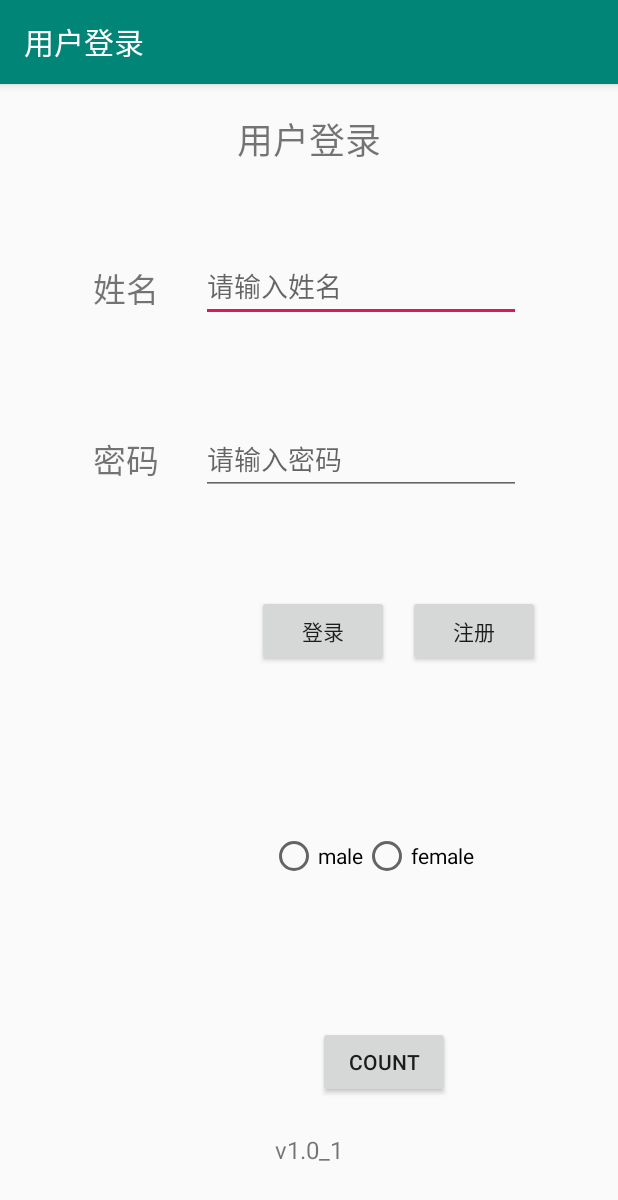
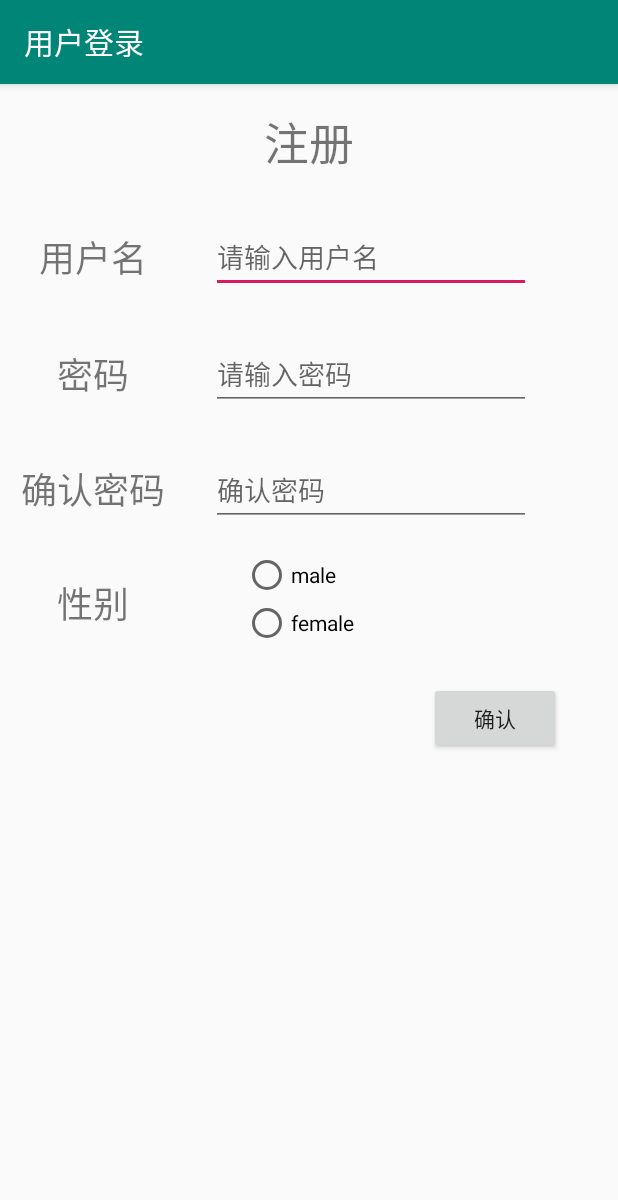
Before and after one commit to Jeremy-Zhang-cn/AndroidTest, an Android app: the screen it shows after launch (MainActivity before the commit, Register after it), after a tap on "注册", on a phone screen of 412 x 824 dp. Shown: the top 1200 px of the screen. Run offline under Robolectric (Android 15) with nearby library versions, the light colour scheme and no system bars.

```diff
--- a/expr_1/src/main/AndroidManifest.xml
+++ b/expr_1/src/main/AndroidManifest.xml
@@ -9,6 +9,10 @@
 		android:roundIcon="@mipmap/ic_launcher_round"
 		android:supportsRtl="true"
 		android:theme="@style/AppTheme">
+		<activity android:name=".register_success"></activity>
+		<activity android:name=".Register" />
+		<activity android:name=".Change_pwd" />
+		<activity android:name=".Activity2" />
 		<activity android:name=".MainActivity">
 			<intent-filter>
 				<action android:name="android.intent.action.MAIN" />
--- a/expr_1/src/main/java/com/example/expr_1/MainActivity.java
+++ b/expr_1/src/main/java/com/example/expr_1/MainActivity.java
@@ -1,11 +1,10 @@
 package com.example.expr_1;
 
+import android.content.Intent;
 import android.os.Bundle;
 import android.view.View;
 import android.widget.Button;
 import android.widget.EditText;
-import android.widget.RadioButton;
-import android.widget.RadioGroup;
 import android.widget.Toast;
 
 import androidx.appcompat.app.AppCompatActivity;
@@ -15,9 +14,11 @@ public class MainActivity extends AppCompatActivity implements View.OnClickListe
 
 	private Button register,login;
 	private EditText name,passwd;
-	private RadioButton male_Button,female_Button;
-	private RadioGroup Gender;
-	private Button btn3;
+//	private Button pwd_Change;
+
+//	private RadioButton male_Button,female_Button;
+//	private RadioGroup Gender;
+//	private Button btn3;
 
 
 	@Override
@@ -25,17 +26,28 @@ public class MainActivity extends AppCompatActivity implements View.OnClickListe
 		super.onCreate(savedInstanceState);
 		setContentView(R.layout.linearsample);
 
-		Gender = (RadioGroup) findViewById(R.id.RadioGroup_Gender);
+		/*Gender = (RadioGroup) findViewById(R.id.RadioGroup_Gender);
 		male_Button = (RadioButton) findViewById(R.id.male_RB);
 		female_Button = (RadioButton) findViewById(R.id.female_RB);
-		btn3 = findViewById(R.id.btn3);
+		btn3 = findViewById(R.id.btn3);*/
 
 		register = findViewById(R.id.btn1);
 		login = findViewById(R.id.btn2);
 		name = findViewById(R.id.editText);
 		passwd = findViewById(R.id.editText4);
 
-		btn3.setOnClickListener(new View.OnClickListener() {
+//		pwd_Change = findViewById(R.id.confirm);
+
+		//为修改密码按钮创建事件监听器
+		/*pwd_Change.setOnClickListener(new View.OnClickListener() {
+			@Override
+			public void onClick(View view) {
+				Intent intent_pwdChange = new Intent(MainActivity.this, Change_pwd.class);
+				startActivity(intent_pwdChange);
+			}
+		});*/
+
+		/*btn3.setOnClickListener(new View.OnClickListener() {
 			@Override
 			public void onClick(View view) {
 				int counting = Gender.getChildCount();
@@ -54,7 +66,7 @@ public class MainActivity extends AppCompatActivity implements View.OnClickListe
 				RadioButton rb = (RadioButton) findViewById(checkedId);
 				Toast.makeText(MainActivity.this,rb.getText().toString(),Toast.LENGTH_LONG).show();
 			}
-		});
+		});*/
 
 		register.setOnClickListener(this);	//接口实现按钮事件监听
 
@@ -63,23 +75,33 @@ public class MainActivity extends AppCompatActivity implements View.OnClickListe
 			public void onClick(View view) {
 
 				if(name.getText().toString().equals("admin") && passwd.getText().toString().equals("123456")){
-					Toast.makeText(MainActivity.this,"correct usr name and passwd",Toast.LENGTH_LONG).show();
+					Toast.makeText(MainActivity.this,"correct usr name and passwd",Toast.LENGTH_LONG).show();  //在当前窗口提示登录信息
+
+					Intent intent = new Intent(MainActivity.this,Activity2.class);
+					intent.putExtra("usrName",name.getText().toString());  //传递登录信息
+					startActivity(intent);
 				} else {
 					Toast.makeText(MainActivity.this, "Incorrect usr name or passwd", Toast.LENGTH_LONG).show();
 				}
 
 			}
 		});
+
+
 	}
 
 
 	@Override
 	public void onClick(View view) {	//重写事件监听接口中的onClick方法
 
-		if(name.getText().toString().equals("admin") && passwd.getText().toString().equals("123456")){
+		/*if(name.getText().toString().equals("admin") && passwd.getText().toString().equals("123456")){
 			Toast.makeText(MainActivity.this,"correct usr name and passwd",Toast.LENGTH_LONG).show();
 		} else {
 			Toast.makeText(MainActivity.this, "Incorrect usr name or passwd", Toast.LENGTH_LONG).show();
-		}
+		}*/
+
+		//点击注册时，实现页面跳转
+		Intent intent_register = new Intent(MainActivity.this,Register.class);
+		startActivity(intent_register);
 	}
 }
--- /dev/null
+++ b/expr_1/src/main/java/com/example/expr_1/Register.java
@@ -0,0 +1,57 @@
+package com.example.expr_1;
+
+import android.content.Intent;
+import android.os.Bundle;
+import android.view.View;
+import android.widget.Button;
+import android.widget.EditText;
+import android.widget.RadioButton;
+import android.widget.RadioGroup;
+import android.widget.Toast;
+
+import androidx.appcompat.app.AppCompatActivity;
+
+public class Register extends AppCompatActivity {
+
+	private Button confirm;
+	private EditText name,passwd,passwdConfirm;
+	private RadioButton male_Button,female_Button;
+	private RadioGroup Gender;
+
+	@Override
+	protected void onCreate(Bundle savedInstanceState) {
+		super.onCreate(savedInstanceState);
+		setContentView(R.layout.activity_register);
+
+		Gender = (RadioGroup) findViewById(R.id.register_Gender_RG);
+		male_Button = (RadioButton) findViewById(R.id.register_male_RB);
+		female_Button = (RadioButton) findViewById(R.id.register_female_RB);
+		confirm = findViewById(R.id.register_confirm);
+		name = findViewById(R.id.register_name);
+		passwd = findViewById(R.id.register_pwd);
+		passwdConfirm = findViewById(R.id.register_pwdConfirm);
+
+		Gender.setOnCheckedChangeListener(new RadioGroup.OnCheckedChangeListener() {
+			@Override
+			public void onCheckedChanged(RadioGroup radioGroup, int i) {
+				RadioButton rb = (RadioButton) findViewById(i);
+				Toast.makeText(Register.this,rb.getText().toString(),Toast.LENGTH_LONG).show();
+			}
+		});
+
+		//为确认按钮添加监听器，实现对文本框内容判断并进行页面跳转
+		confirm.setOnClickListener(new View.OnClickListener() {
+			@Override
+			public void onClick(View view) {
+				if ((name.getText().toString().equals("")) || (passwd.getText().toString().equals("")) || (passwdConfirm.getText().toString().equals(""))) {
+					Toast.makeText(Register.this,"请完善用户信息",Toast.LENGTH_LONG).show();
+				} else {
+					Intent intent = new Intent(Register.this,register_success.class );
+					intent.putExtra("userName", name.getText().toString());
+					startActivity(intent);
+				}
+			}
+		});
+
+	}
+}
--- /dev/null
+++ b/expr_1/src/main/res/layout/activity_register.xml
@@ -0,0 +1,193 @@
+<?xml version="1.0" encoding="utf-8"?>
+<androidx.constraintlayout.widget.ConstraintLayout xmlns:android="http://schemas.android.com/apk/res/android"
+	xmlns:app="http://schemas.android.com/apk/res-auto"
+	xmlns:tools="http://schemas.android.com/tools"
+	android:layout_width="match_parent"
+	android:layout_height="match_parent"
+	tools:context=".Register">
+
+	<androidx.constraintlayout.widget.Guideline
+		android:id="@+id/guideline16"
+		android:layout_width="wrap_content"
+		android:layout_height="wrap_content"
+		android:orientation="horizontal"
+		app:layout_constraintGuide_percent="0.1" />
+
+	<androidx.constraintlayout.widget.Guideline
+		android:id="@+id/guideline17"
+		android:layout_width="wrap_content"
+		android:layout_height="wrap_content"
+		android:orientation="horizontal"
+		app:layout_constraintGuide_percent="0.2" />
+
+	<TextView
+		android:id="@+id/register_Title"
+		android:layout_width="wrap_content"
+		android:layout_height="wrap_content"
+		android:text="@string/register_Title"
+		android:textSize="30sp"
+		app:layout_constraintBottom_toTopOf="@+id/guideline16"
+		app:layout_constraintEnd_toEndOf="parent"
+		app:layout_constraintStart_toStartOf="parent"
+		app:layout_constraintTop_toTopOf="parent" />
+
+	<TextView
+		android:id="@+id/register_nameTag"
+		android:layout_width="wrap_content"
+		android:layout_height="wrap_content"
+		android:text="@string/register_name"
+		android:textSize="24sp"
+		app:layout_constraintBottom_toTopOf="@+id/guideline17"
+		app:layout_constraintEnd_toStartOf="@+id/guideline18"
+		app:layout_constraintStart_toStartOf="@+id/guideline18"
+		app:layout_constraintTop_toTopOf="@+id/guideline16" />
+
+	<androidx.constraintlayout.widget.Guideline
+		android:id="@+id/guideline18"
+		android:layout_width="wrap_content"
+		android:layout_height="wrap_content"
+		android:orientation="vertical"
+		app:layout_constraintGuide_percent="0.15" />
+
+	<androidx.constraintlayout.widget.Guideline
+		android:id="@+id/guideline19"
+		android:layout_width="wrap_content"
+		android:layout_height="wrap_content"
+		android:orientation="vertical"
+		app:layout_constraintGuide_percent="0.6" />
+
+	<androidx.constraintlayout.widget.Guideline
+		android:id="@+id/guideline20"
+		android:layout_width="wrap_content"
+		android:layout_height="wrap_content"
+		android:orientation="horizontal"
+		app:layout_constraintGuide_percent="0.30369356" />
+
+	<androidx.constraintlayout.widget.Guideline
+		android:id="@+id/guideline21"
+		android:layout_width="wrap_content"
+		android:layout_height="wrap_content"
+		android:orientation="horizontal"
+		app:layout_constraintGuide_percent="0.4" />
+
+	<TextView
+		android:id="@+id/register_pwdTag"
+		android:layout_width="wrap_content"
+		android:layout_height="wrap_content"
+		android:text="@string/passwd_tag"
+		android:textSize="24sp"
+		app:layout_constraintBottom_toTopOf="@+id/guideline20"
+		app:layout_constraintEnd_toStartOf="@+id/guideline18"
+		app:layout_constraintStart_toStartOf="@+id/guideline18"
+		app:layout_constraintTop_toTopOf="@+id/guideline17" />
+
+	<TextView
+		android:id="@+id/register_pwdConfirmTag"
+		android:layout_width="wrap_content"
+		android:layout_height="wrap_content"
+		android:text="@string/register_pwdConfirm"
+		android:textSize="24sp"
+		app:layout_constraintBottom_toTopOf="@+id/guideline21"
+		app:layout_constraintEnd_toStartOf="@+id/guideline18"
+		app:layout_constraintStart_toStartOf="@+id/guideline18"
+		app:layout_constraintTop_toTopOf="@+id/guideline20"
+		app:layout_constraintVertical_bias="0.487" />
+
+	<EditText
+		android:id="@+id/register_name"
+		android:layout_width="wrap_content"
+		android:layout_height="wrap_content"
+		android:ems="10"
+		android:hint="@string/register_nameHint"
+		android:importantForAutofill="no"
+		android:inputType="textPersonName"
+		app:layout_constraintBottom_toTopOf="@+id/guideline17"
+		app:layout_constraintEnd_toStartOf="@+id/guideline19"
+		app:layout_constraintStart_toStartOf="@+id/guideline19"
+		app:layout_constraintTop_toTopOf="@+id/guideline16" />
+
+	<EditText
+		android:id="@+id/register_pwd"
+		android:layout_width="wrap_content"
+		android:layout_height="wrap_content"
+		android:ems="10"
+		android:hint="@string/passwd_hint"
+		android:importantForAutofill="no"
+		android:inputType="textPassword"
+		app:layout_constraintBottom_toTopOf="@+id/guideline20"
+		app:layout_constraintEnd_toStartOf="@+id/guideline19"
+		app:layout_constraintStart_toStartOf="@+id/guideline19"
+		app:layout_constraintTop_toTopOf="@+id/guideline17" />
+
+	<EditText
+		android:id="@+id/register_pwdConfirm"
+		android:layout_width="wrap_content"
+		android:layout_height="wrap_content"
+		android:ems="10"
+		android:hint="@string/register_pwdConfirm"
+		android:importantForAutofill="no"
+		android:inputType="textPassword"
+		app:layout_constraintBottom_toTopOf="@+id/guideline21"
+		app:layout_constraintEnd_toStartOf="@+id/guideline19"
+		app:layout_constraintStart_toStartOf="@+id/guideline19"
+		app:layout_constraintTop_toTopOf="@+id/guideline20" />
+
+	<androidx.constraintlayout.widget.Guideline
+		android:id="@+id/guideline22"
+		android:layout_width="wrap_content"
+		android:layout_height="wrap_content"
+		android:orientation="horizontal"
+		app:layout_constraintGuide_percent="0.5" />
+
+	<TextView
+		android:id="@+id/gender_Tag"
+		android:layout_width="wrap_content"
+		android:layout_height="wrap_content"
+		android:text="@string/gender_tag"
+		android:textSize="24sp"
+		app:layout_constraintBottom_toTopOf="@+id/guideline22"
+		app:layout_constraintEnd_toStartOf="@+id/guideline18"
+		app:layout_constraintStart_toStartOf="@+id/guideline18"
+		app:layout_constraintTop_toTopOf="@+id/guideline21" />
+
+	<RadioGroup
+		android:id="@+id/register_Gender_RG"
+		android:layout_width="144dp"
+		android:layout_height="64dp"
+		android:layout_marginStart="76dp"
+		app:layout_constraintBottom_toTopOf="@+id/guideline22"
+		app:layout_constraintStart_toEndOf="@+id/gender_Tag"
+		app:layout_constraintTop_toTopOf="@+id/guideline21"
+		app:layout_constraintVertical_bias="0.333">
+
+		<RadioButton
+			android:id="@+id/register_male_RB"
+			android:layout_width="match_parent"
+			android:layout_height="wrap_content"
+			android:text="@string/male_radio" />
+
+		<RadioButton
+			android:id="@+id/register_female_RB"
+			android:layout_width="match_parent"
+			android:layout_height="wrap_content"
+			android:text="@string/female_radio" />
+	</RadioGroup>
+
+	<androidx.constraintlayout.widget.Guideline
+		android:id="@+id/guideline23"
+		android:layout_width="wrap_content"
+		android:layout_height="wrap_content"
+		android:orientation="horizontal"
+		app:layout_constraintGuide_percent="0.55" />
+
+	<Button
+		android:id="@+id/register_confirm"
+		android:layout_width="wrap_content"
+		android:layout_height="wrap_content"
+		android:text="@string/confirm"
+		app:layout_constraintBottom_toTopOf="@+id/guideline23"
+		app:layout_constraintEnd_toEndOf="parent"
+		app:layout_constraintStart_toStartOf="@+id/guideline19"
+		app:layout_constraintTop_toTopOf="@+id/guideline23" />
+
+</androidx.constraintlayout.widget.ConstraintLayout>
--- a/expr_1/src/main/res/layout/linearsample.xml
+++ b/expr_1/src/main/res/layout/linearsample.xml
@@ -182,37 +182,16 @@
 		app:layout_constraintTop_toTopOf="@+id/guideline7"
 		tools:ignore="MissingConstraints" />
 
-	<RadioGroup
-		android:id="@+id/RadioGroup_Gender"
-		android:layout_width="188dp"
-		android:layout_height="101dp"
-		android:layout_marginTop="76dp"
-		android:layout_marginEnd="44dp"
-		android:orientation="horizontal"
-		app:layout_constraintEnd_toEndOf="parent"
-		app:layout_constraintTop_toTopOf="@+id/guideline5">
-
-		<RadioButton
-			android:id="@+id/male_RB"
-			android:layout_width="wrap_content"
-			android:layout_height="wrap_content"
-			android:text="@string/male_radio" />
-
-		<RadioButton
-			android:id="@+id/female_RB"
-			android:layout_width="wrap_content"
-			android:layout_height="wrap_content"
-			android:text="@string/female_radio" />
-	</RadioGroup>
-
 	<Button
-		android:id="@+id/btn3"
+		android:id="@+id/pwd_Change"
 		android:layout_width="wrap_content"
 		android:layout_height="wrap_content"
-		android:layout_marginEnd="112dp"
-		android:layout_marginBottom="92dp"
-		android:text="@string/btn3"
-		app:layout_constraintBottom_toBottomOf="parent"
-		app:layout_constraintEnd_toEndOf="parent" />
+		android:text="@string/pwd_Change"
+		app:layout_constraintBottom_toTopOf="@+id/guideline5"
+		app:layout_constraintEnd_toStartOf="@+id/guideline8"
+		app:layout_constraintHorizontal_bias="0.693"
+		app:layout_constraintStart_toStartOf="@+id/guideline8"
+		app:layout_constraintTop_toTopOf="@+id/guideline3"
+		app:layout_constraintVertical_bias="0.491" />
 
 </androidx.constraintlayout.widget.ConstraintLayout>
--- a/expr_1/src/main/res/values/strings.xml
+++ b/expr_1/src/main/res/values/strings.xml
@@ -10,4 +10,15 @@
 	<string name="male_radio">male</string>
 	<string name="version_msg">v1.0_1</string>
 	<string name="btn3">count</string>
+	<string name="TextView">Hello</string>
+	<string name="pwd_Change">修改密码</string>
+	<string name="pwd_new">新密码</string>
+	<string name="new_pwd">请输入新密码</string>
+	<string name="confirm">确认</string>
+	<string name="changepwd_Title">修改密码</string>
+	<string name="register_Title">注册</string>
+	<string name="register_name">用户名</string>
+	<string name="register_pwdConfirm">确认密码</string>
+	<string name="register_nameHint">请输入用户名</string>
+	<string name="gender_tag">性别</string>
 </resources>
```
Also changed, not shown: expr_1/src/main/java/com/example/expr_1/Activity2.java (added, +25 -0 lines), expr_1/src/main/java/com/example/expr_1/Change_pwd.java (added, +17 -0 lines), expr_1/src/main/java/com/example/expr_1/register_success.java (added, +24 -0 lines), expr_1/src/main/res/layout/activity_2.xml (added, +19 -0 lines), expr_1/src/main/res/layout/activity_change_pwd.xml (added, +156 -0 lines), expr_1/src/main/res/layout/activity_register_success.xml (added, +20 -0 lines).
